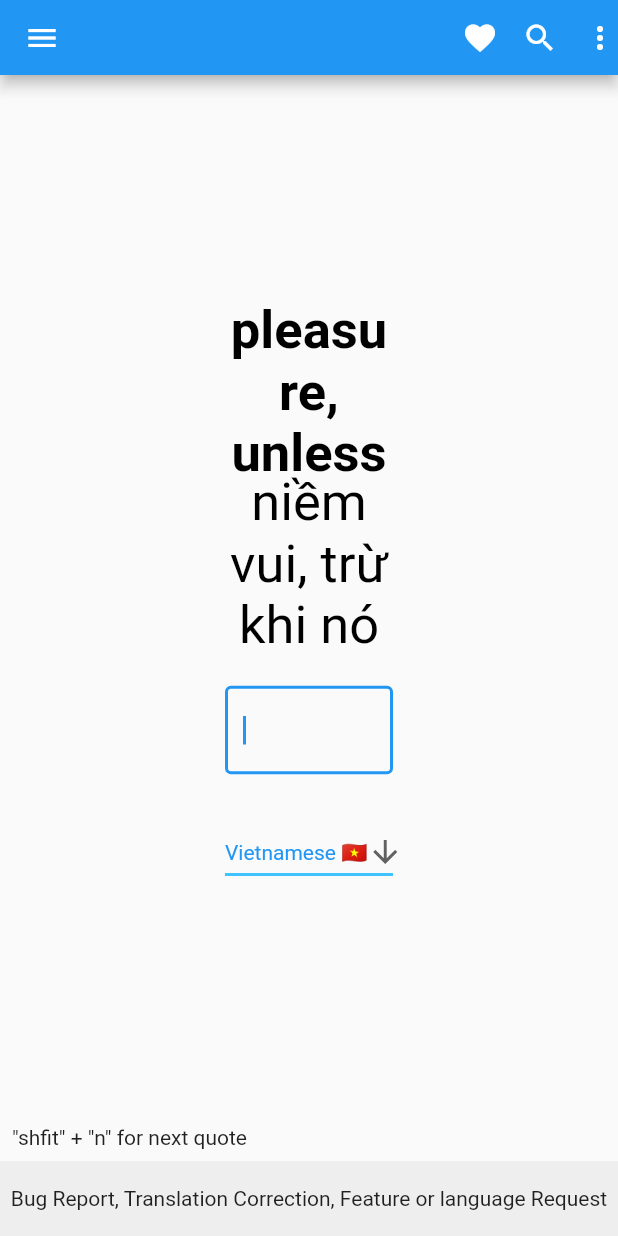
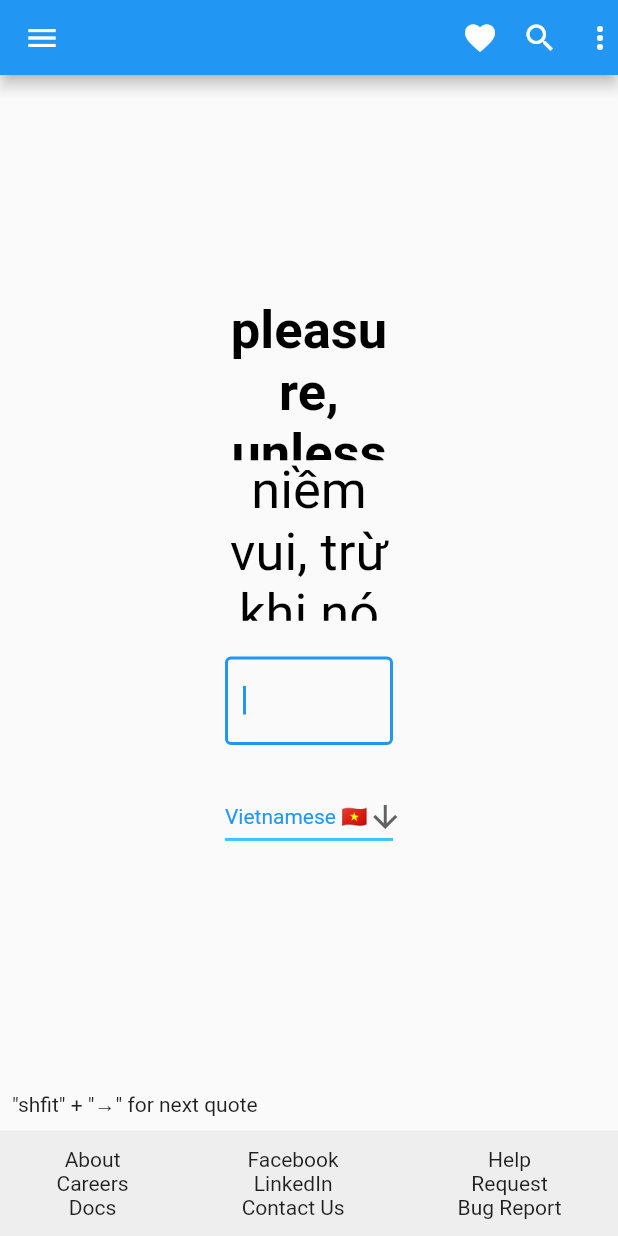
Before and after one commit to PrimeTimeTran/semantics, a Flutter app: the screen it shows after launch, on a phone screen of 412 x 824 dp. Run offline on Flutter 3.47's test engine with Material 2 defaults, Android fonts, the phone set to English and light mode, and no system bars; our stand-ins replace firebase_analytics, firebase_auth, firebase_core, video_player; missing offline and left inert: dart:html; accounts and stored records are empty.

Commit message:
Update footer

```diff
--- a/lib/main.dart
+++ b/lib/main.dart
@@ -83,9 +83,10 @@ class _MyHomePageState extends State<MyHomePage> {
       body: Column(
         children: <Widget>[
           Expanded(
+            flex: 10,
             child: body,
           ),
-          const Footer(),
+          Expanded(child: Footer()),
         ],
       ),
     );
--- a/lib/screens/composer.dart
+++ b/lib/screens/composer.dart
@@ -104,7 +104,8 @@ class _ComposerState extends State<Composer> {
   Widget build(BuildContext context) {
     return CallbackShortcuts(
       bindings: {
-        const SingleActivator(LogicalKeyboardKey.keyN, shift: true): nextQuote,
+        const SingleActivator(LogicalKeyboardKey.arrowRight, shift: true):
+            nextQuote,
       },
       child: Focus(
         autofocus: true,
@@ -118,7 +119,7 @@ class _ComposerState extends State<Composer> {
               padding: const EdgeInsets.all(8.0),
               child: Row(
                 children: [
-                  Text('"shfit" + "n" for next quote'),
+                  Text('"shfit" + "→" for next quote'),
                 ],
               ),
             ),
--- a/lib/widgets/footer.dart
+++ b/lib/widgets/footer.dart
@@ -5,6 +5,7 @@ class Footer extends StatelessWidget {
   const Footer({super.key});
 
   _launchURL() async {
+    print('Click');
     const url =
         'https://docs.google.com/forms/d/e/1FAIpQLSekPhYKaREo9vzxXcVzux0Ej-loEzLSWI9LGU2tow9vLce1Tg/viewform';
     final uri = Uri.parse(url);
@@ -21,13 +22,47 @@ class Footer extends StatelessWidget {
       height: 50,
       color: Colors.grey.shade200,
       child: Center(
-        child: GestureDetector(
-          onTap: () {
-            _launchURL();
-          },
-          child: const Text(
-              'Bug Report, Translation Correction, Feature or language Request'),
-        ),
+        child: Row(mainAxisAlignment: MainAxisAlignment.spaceAround, children: [
+          Column(
+            mainAxisAlignment: MainAxisAlignment.center,
+            children: [
+              Text('About'),
+              Text('Careers'),
+              Text('Docs'),
+            ],
+          ),
+          Column(
+            mainAxisAlignment: MainAxisAlignment.center,
+            children: [
+              Text('Facebook'),
+              Text('LinkedIn'),
+              Text('Contact Us'),
+            ],
+          ),
+          Column(
+            mainAxisAlignment: MainAxisAlignment.center,
+            children: [
+              GestureDetector(
+                onTap: () {
+                  _launchURL();
+                },
+                child: const Text('Help'),
+              ),
+              GestureDetector(
+                onTap: () {
+                  _launchURL();
+                },
+                child: const Text('Request'),
+              ),
+              GestureDetector(
+                onTap: () {
+                  _launchURL();
+                },
+                child: const Text('Bug Report'),
+              ),
+            ],
+          ),
+        ]),
       ),
     );
   }
```
Also changed, not shown: 1 other file.
